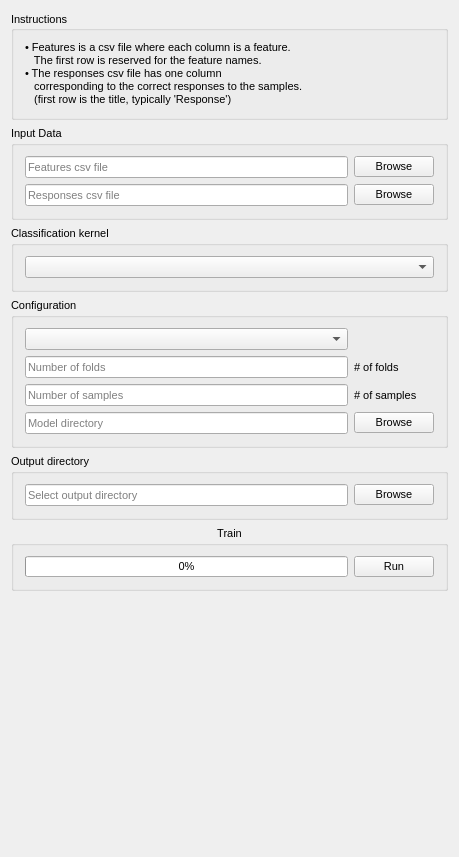
Old version of the form Plugins/org.mitk.cbica.captk.trainingplugin/src/internal/QmitkCaPTkTrainingPluginControls.ui in the repository CBICA/CaPTk2.0.
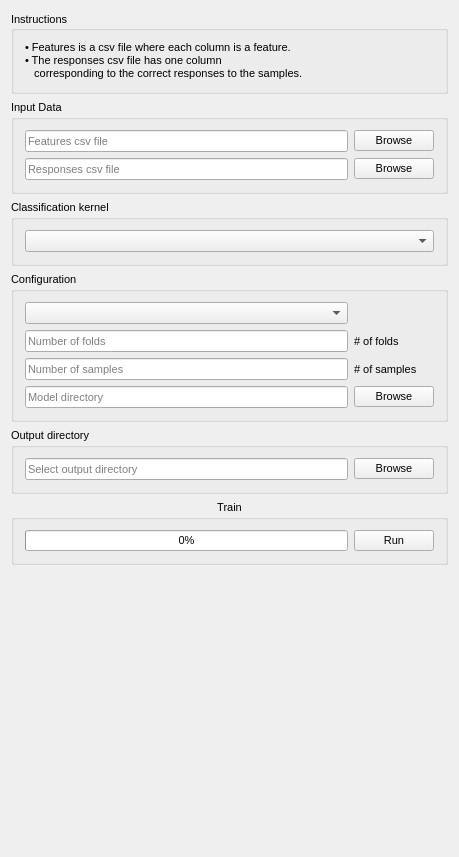
New version of the form.

```diff
--- a/Plugins/org.mitk.cbica.captk.trainingplugin/src/internal/QmitkCaPTkTrainingPluginControls.ui
+++ b/Plugins/org.mitk.cbica.captk.trainingplugin/src/internal/QmitkCaPTkTrainingPluginControls.ui
@@ -65,10 +65,8 @@
         </property>
         <property name="text">
          <string>• Features is a csv file where each column is a feature.
-   The first row is reserved for the feature names.
 • The responses csv file has one column
-   corresponding to the correct responses to the samples.
-   (first row is the title, typically 'Response')</string>
+   corresponding to the correct responses to the samples.</string>
         </property>
         <property name="wordWrap">
          <bool>true</bool>
```
